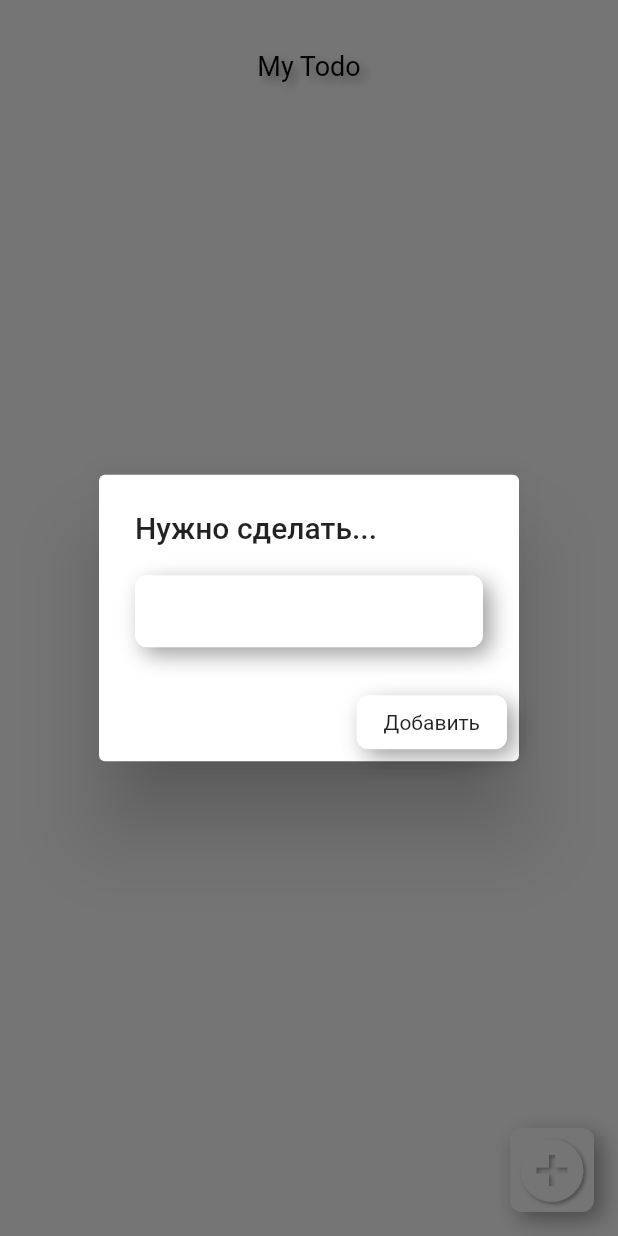
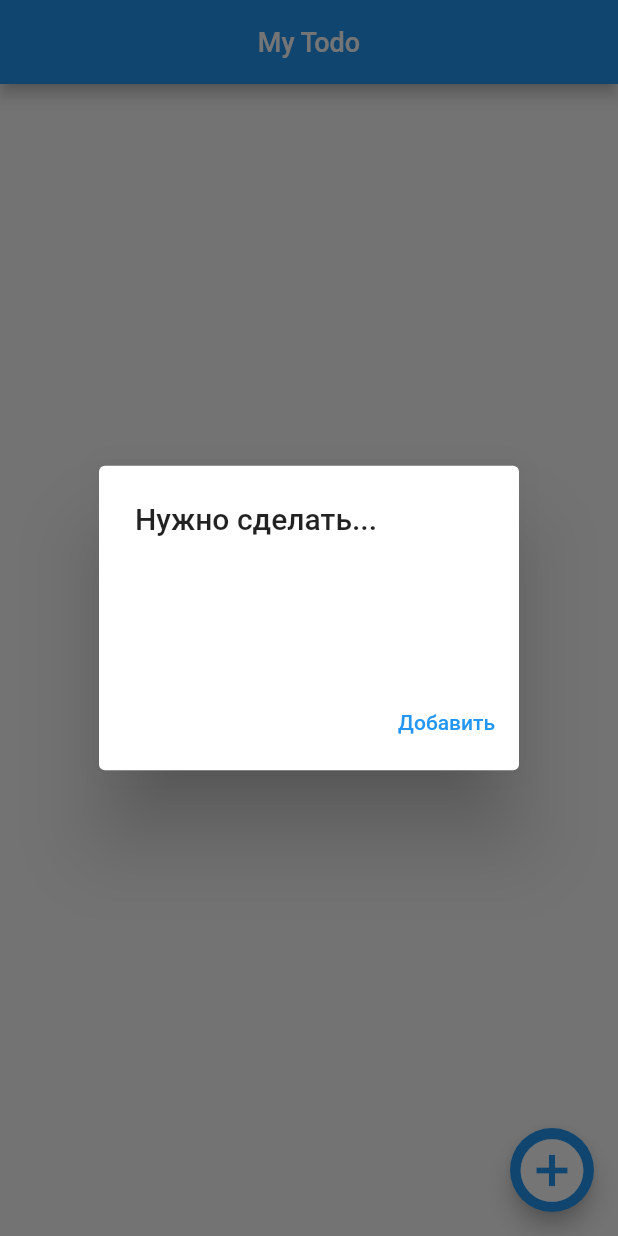
Before and after one commit to Jurody6260/todo, a Flutter app: the screen it shows after launch, after a tap on the "add circle" icon, on a phone screen of 412 x 824 dp. Run offline on Flutter 3.47's test engine with Material 2 defaults, Android fonts, the phone set to English and light mode, and no system bars; drawn by our look-alikes of flutter_neumorphic.

Commit message:
some changes and removed neumorph

```diff
--- a/lib/pages/menu.dart
+++ b/lib/pages/menu.dart
@@ -1,5 +1,4 @@
 import 'package:flutter/material.dart';
-import 'package:flutter_neumorphic/flutter_neumorphic.dart';
 import 'package:todo_1/functs/funcs.dart';
 
 class Home extends StatefulWidget {
@@ -29,16 +28,11 @@ class _HomeState extends State<Home> {
   @override
   Widget build(BuildContext context) {
     return Scaffold(
-      backgroundColor: NeumorphicTheme.baseColor(context),
-      appBar: NeumorphicAppBar(
+      appBar: AppBar(
         centerTitle: true,
-        title: NeumorphicText(
+        title: Text(
           'My Todo',
-          style: NeumorphicStyle(
-            depth: 7, //customize depth here
-            color: Colors.black, //customize color here
-          ),
-          textStyle: NeumorphicTextStyle(
+          style: TextStyle(
             fontSize: 18, //customize size here
             // AND others usual text style properties (fontFamily, fontWeight, ...)
           ),
@@ -53,14 +47,10 @@ class _HomeState extends State<Home> {
               child: ListTile(
                 title: Text(todoList[index]),
                 tileColor: Colors.white10,
-                trailing: NeumorphicButton(
-                  child: NeumorphicIcon(
+                trailing: TextButton(
+                  child: Icon(
                     Icons.remove_circle_outline,
                     size: 25,
-                    style: NeumorphicStyle(depth: 19, color: Colors.black),
-                  ),
-                  style: NeumorphicStyle(
-                    depth: 18,
                   ),
                   onPressed: () {
                     setState(() {
@@ -80,20 +70,20 @@ class _HomeState extends State<Home> {
           );
         },
       ),
-      floatingActionButton: NeumorphicFloatingActionButton(
+      floatingActionButton: FloatingActionButton(
         onPressed: () {
           showDialog(
               context: context,
               builder: (BuildContext context) {
                 return AlertDialog(
                     title: Text('Нужно сделать...'),
-                    content: Neumorphic(
-                      child: TextField(
+                    content: (TextField(
                       decoration: InputDecoration(
-                          border: UnderlineInputBorder(
+                        border: OutlineInputBorder(
                           borderSide: BorderSide(
                               color: Colors.white,
-                            ),
+                              width: 2.5,
+                              style: BorderStyle.solid),
                         ),
                         focusedBorder: UnderlineInputBorder(
                           borderSide: BorderSide(color: Colors.white),
@@ -105,10 +95,9 @@ class _HomeState extends State<Home> {
                       onChanged: (String value) {
                         _userToDo = value;
                       },
-                      ),
-                    ),
+                    )),
                     actions: [
-                      NeumorphicButton(
+                      TextButton(
                           onPressed: () {
                             setState(() {
                               todoList.add(_userToDo);
@@ -120,10 +109,9 @@ class _HomeState extends State<Home> {
                     ]);
               });
         },
-        child: NeumorphicIcon(
+        child: Icon(
           Icons.add_circle,
           size: 50,
-          style: NeumorphicStyle(depth: 3),
         ),
       ),
     );
--- a/pubspec.yaml
+++ b/pubspec.yaml
@@ -3,7 +3,7 @@ description: A new Flutter project.
 
 # The following line prevents the package from being accidentally published to
 # pub.dev using `pub publish`. This is preferred for private packages.
-publish_to: 'none' # Remove this line if you wish to publish to pub.dev
+publish_to: "none" # Remove this line if you wish to publish to pub.dev
 
 # The following defines the version and build number for your application.
 # A version number is three numbers separated by dots, like 1.2.43
@@ -24,7 +24,6 @@ dependencies:
   flutter:
     sdk: flutter
 
-
   # The following adds the Cupertino Icons font to your application.
   # Use with the CupertinoIcons class for iOS style icons.
   cupertino_icons: ^1.0.2
@@ -40,7 +39,6 @@ dev_dependencies:
 
 # The following section is specific to Flutter.
 flutter:
-
   # The following line ensures that the Material Icons font is
   # included with your application, so that you can use the icons in
   # the material Icons class.
```
Also changed, not shown: lib/main.dart (+3 -14 lines), pubspec.lock, 1 other file. Lines whose indentation alone changed are shown as unchanged.
